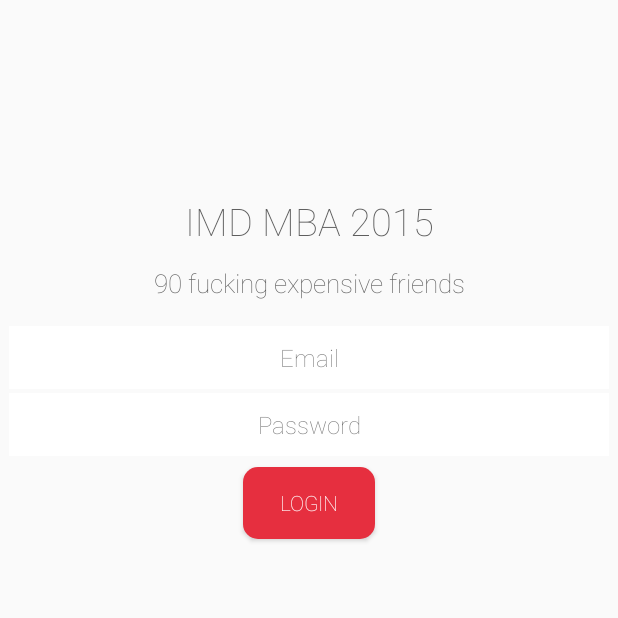
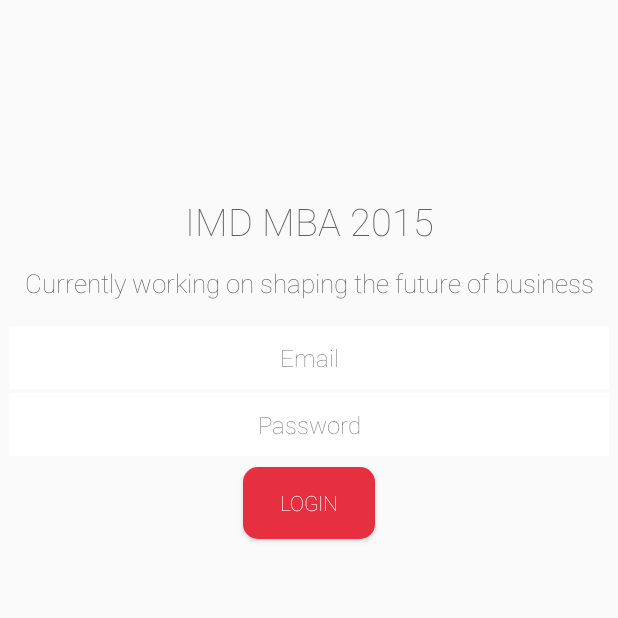
Before and after one commit to FaroAnalytics/Lorange, an Android app: the screen it shows after launch (LoginActivity), on a phone screen of 412 x 824 dp, the top half of it. Run offline under Robolectric (Android 15) with nearby library versions, the light colour scheme and no system bars; our stand-ins replace Volley.

Commit message:
vocabulary cleaned

```diff
--- a/app/src/main/res/values/strings.xml
+++ b/app/src/main/res/values/strings.xml
@@ -2,7 +2,7 @@
     <string name="app_name">Lorange</string>
     <string name="profile_logout">Logout</string>
     <string name="login_title">IMD MBA 2015</string>
-    <string name="login_slogan">90 fucking expensive friends</string>
+    <string name="login_slogan">Currently working on shaping the future of business</string>
     <string name="login_email">Email</string>
     <string name="login_password">Password</string>
     <string name="login_login">Login</string>
```
